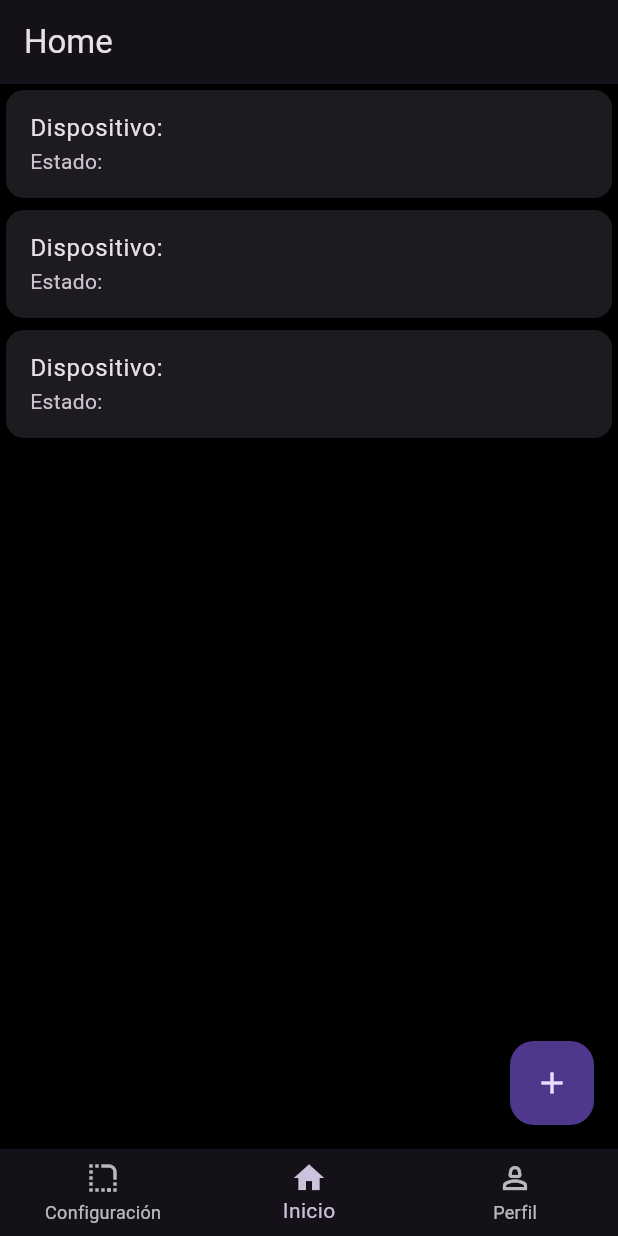
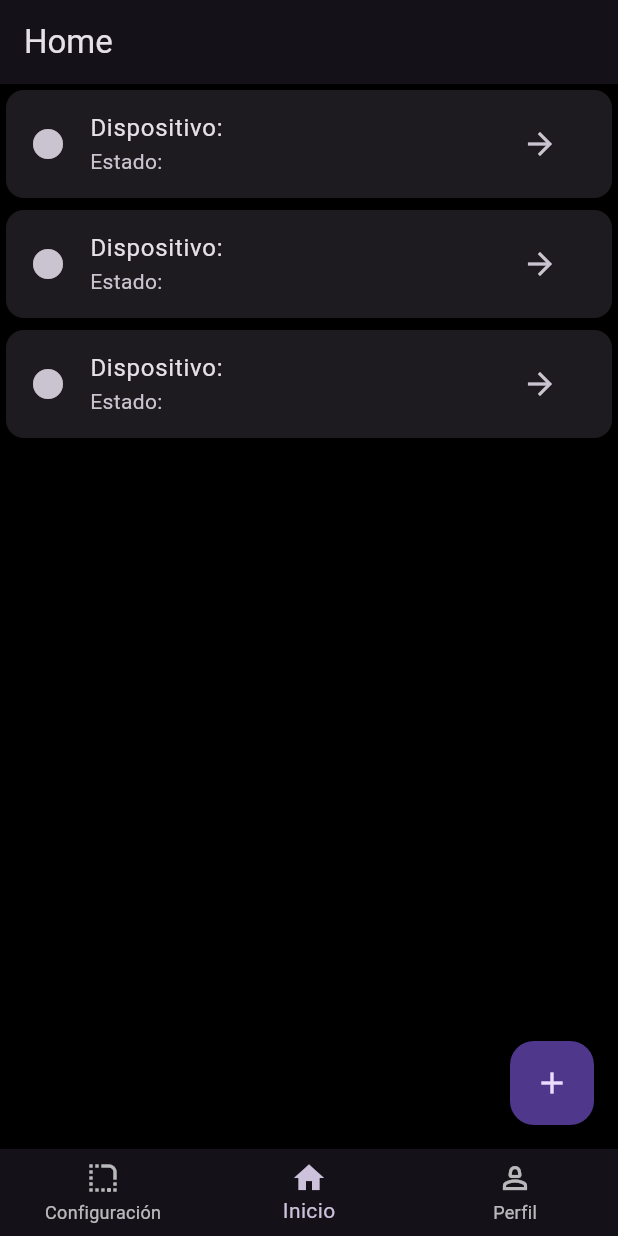
Before and after one commit to AndoniUTT/hoManager_app, a Flutter app: the screen it shows after launch, item 2 of the bottom bar chosen, on a phone screen of 412 x 824 dp. Run offline on Flutter 3.47's test engine with Material 3 defaults, Android fonts, the phone set to English and light mode, and no system bars.

Commit message:
Estructura Inicial- Detalles de dispositivo

```diff
--- a/lib/views/home_views.dart
+++ b/lib/views/home_views.dart
@@ -1,4 +1,5 @@
 import 'package:flutter/material.dart';
+import 'package:homanager_app/views/device_views.dart';
 
 class HomeViews extends StatefulWidget {
   const HomeViews({Key? key});
@@ -14,16 +15,7 @@ class _HomeViewsState extends State<HomeViews> {
       appBar: AppBar(
         title: Text("Home"),
       ),
-      body: ListView.builder(
-        itemCount: 3,
-        itemBuilder: (context, index) => Card(
-          child: ListTile(
-            title: Text('Dispositivo: '),
-            subtitle: Text('Estado: '),
-          ),
-        ),
-      ),
-
+      body: _buildListView(context),
       floatingActionButton: FloatingActionButton(
         onPressed: () {
           //  ---  AGREGAR DISPOSITIVO
@@ -32,4 +24,29 @@ class _HomeViewsState extends State<HomeViews> {
       ),
     );
   }
+
+  ListView _buildListView(BuildContext context){
+    return ListView.builder(
+      itemCount: 3,
+      itemBuilder: (_,index) {
+        return Card(
+          child: ListTile(
+          title: Text('Dispositivo: '),
+          subtitle: Text('Estado: '),
+          leading: Icon(Icons.circle),
+          trailing: IconButton(
+            icon: Icon(Icons.arrow_forward),
+            onPressed: (){
+              Navigator.push(
+                context,
+                MaterialPageRoute(builder: (context) => DeviceView(index)
+                ),
+              );
+            },
+          ),
+        ),
+      );
+      },
+    );
+  }
 }
```
Also changed, not shown: lib/views/device_views.dart (added, +17 -0 lines).
